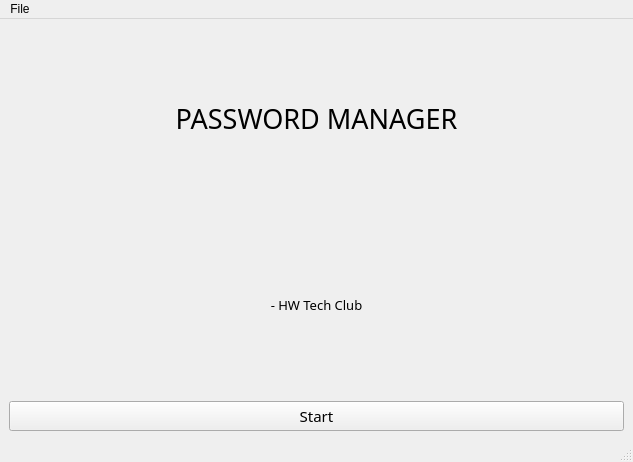
Above: front-end/startPage.ui from HWTechClub/Password-Manager before the change. Below: the same form after it.
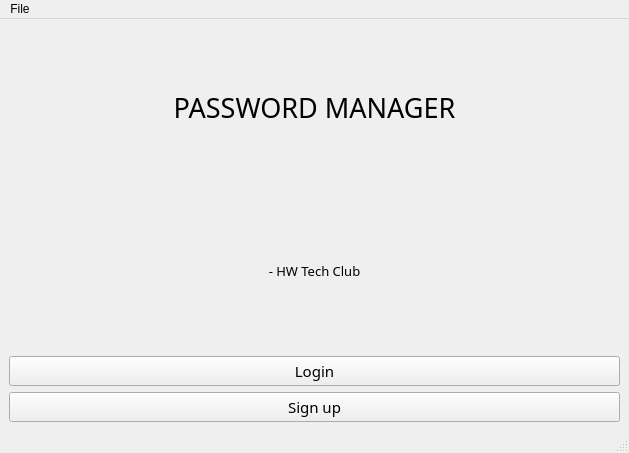
That is the form after the change.

Commit message: Updated viewPassword code. Added sign up screen. ToDo: Fix a JSON Bug in signUp Page

```diff
--- a/front-end/startPage.ui
+++ b/front-end/startPage.ui
@@ -6,8 +6,8 @@
    <rect>
     <x>0</x>
     <y>0</y>
-    <width>633</width>
-    <height>462</height>
+    <width>629</width>
+    <height>453</height>
    </rect>
   </property>
   <property name="minimumSize">
@@ -107,7 +107,20 @@
          </font>
         </property>
         <property name="text">
-         <string>Start</string>
+         <string>Login</string>
+        </property>
+       </widget>
+      </item>
+      <item row="1" column="0">
+       <widget class="QPushButton" name="button2">
+        <property name="font">
+         <font>
+          <family>Montserrat Medium</family>
+          <pointsize>11</pointsize>
+         </font>
+        </property>
+        <property name="text">
+         <string>Sign up</string>
         </property>
        </widget>
       </item>
@@ -120,7 +133,7 @@
     <rect>
      <x>0</x>
      <y>0</y>
-     <width>633</width>
+     <width>629</width>
      <height>26</height>
     </rect>
    </property>
```
The commit also changes 5 other files.
